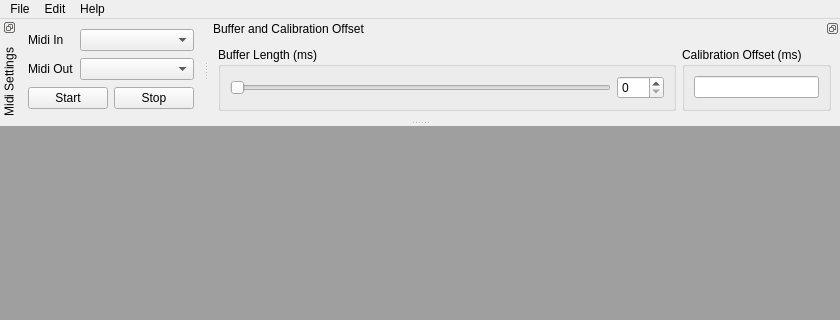
Old version of the form src/MainWindow.ui in the repository FromtonRouge/eProDrums; both pictures show x 0 to 840 and y 0 to 320 of the 840 by 654 pixel window.
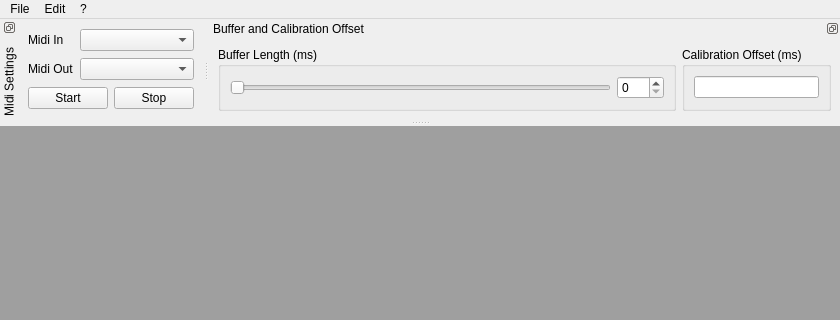
New version of the form. Icons and pictures are not drawn.

Commit message: Qt assistant integration for the help menu

```diff
--- a/src/MainWindow.ui
+++ b/src/MainWindow.ui
@@ -84,7 +84,7 @@
    </widget>
    <widget class="QMenu" name="menuHelp">
     <property name="title">
-     <string>Help</string>
+     <string>?</string>
     </property>
     <addaction name="actionAbout"/>
    </widget>
```
Left out of the diff: 6 changed lines with no effect on the pictures. The commit also changes 4 other files.
